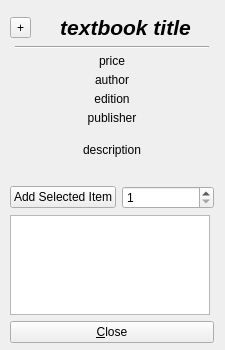
AnkushVarshneya/CUTPS, file D4_TeamJava/cuTPS_gui/TextbookDetailsWindow.ui: the form before one commit.
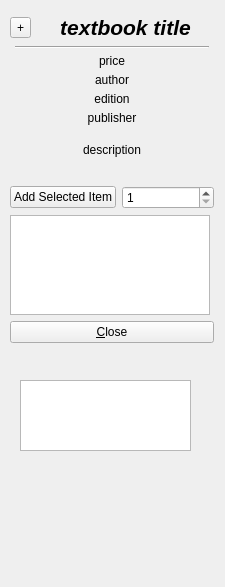
The form after the commit.

The edit to the form file:
```diff
--- a/D4_TeamJava/cuTPS_gui/TextbookDetailsWindow.ui
+++ b/D4_TeamJava/cuTPS_gui/TextbookDetailsWindow.ui
@@ -10,7 +10,7 @@
     <x>0</x>
     <y>0</y>
     <width>225</width>
-    <height>350</height>
+    <height>587</height>
    </rect>
   </property>
   <property name="sizePolicy">
@@ -28,7 +28,7 @@
   <property name="maximumSize">
    <size>
     <width>225</width>
-    <height>350</height>
+    <height>1000</height>
    </size>
   </property>
   <property name="windowTitle">
@@ -283,6 +283,19 @@
     </item>
    </layout>
   </widget>
+  <widget class="QPlainTextEdit" name="descriptionTextArea">
+   <property name="geometry">
+    <rect>
+     <x>20</x>
+     <y>380</y>
+     <width>171</width>
+     <height>71</height>
+    </rect>
+   </property>
+   <property name="readOnly">
+    <bool>true</bool>
+   </property>
+  </widget>
  </widget>
  <resources/>
  <connections/>
```
